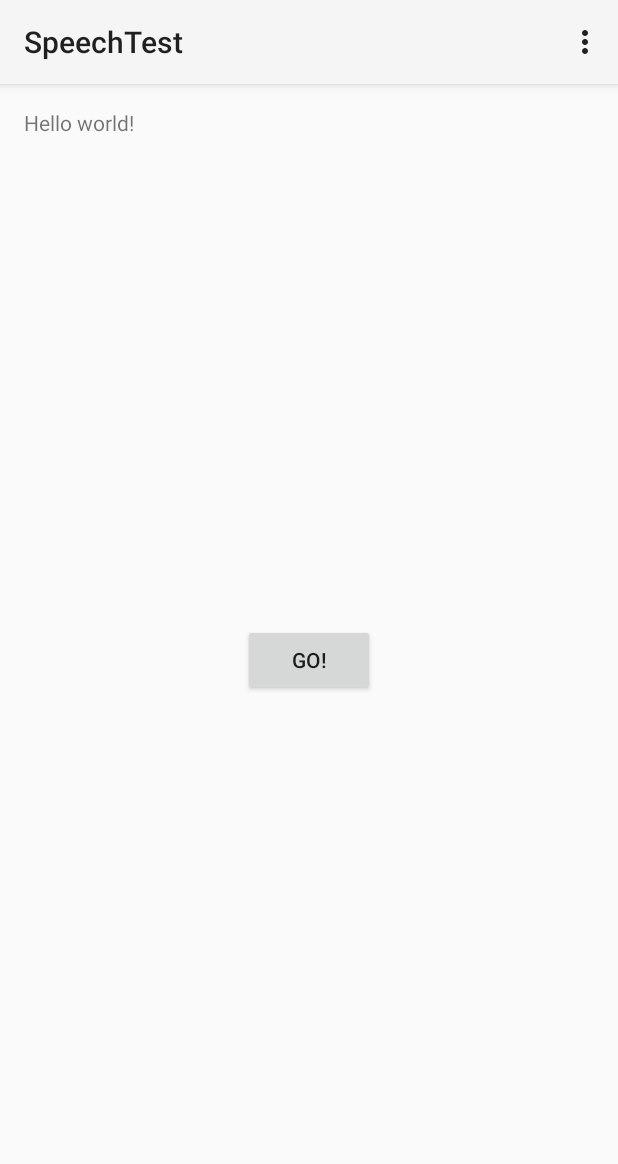
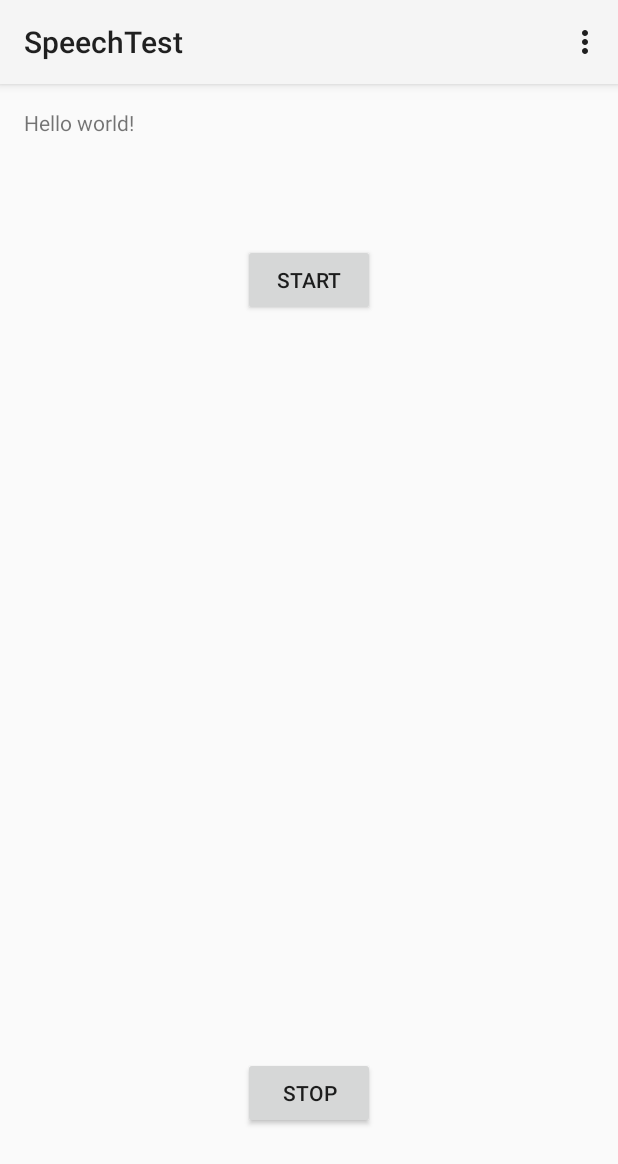
Before and after one commit to chrisoei/speech-test, an Android app: the screen it shows after launch (MainActivity), on a phone screen of 412 x 824 dp. Shown: the top 1164 px of the screen. Run offline under Robolectric (Android 15) with nearby library versions, the phone set to English and light mode, and no system bars.

Commit message:
Use "Start" and "Stop" buttons instead of just "Go"

```diff
--- a/app/src/main/java/io/oei/speechtest/Brains.java
+++ b/app/src/main/java/io/oei/speechtest/Brains.java
@@ -147,7 +147,11 @@ public class Brains {
         return intent;
     }
 
-    protected static void go() {
+    public static void start() {
         speechRecognizer.startListening(speechRecognizerIntent());
     }
+
+    public static void stop() {
+        speechRecognizer.stopListening();
+    }
 }
--- a/app/src/main/java/io/oei/speechtest/MainActivity.java
+++ b/app/src/main/java/io/oei/speechtest/MainActivity.java
@@ -65,12 +65,16 @@ public class MainActivity extends Activity {
         public View onCreateView(LayoutInflater inflater, ViewGroup container,
                                  Bundle savedInstanceState) {
             View rootView = inflater.inflate(R.layout.fragment_main, container, false);
-            Log.d(log_tag, "findViewById " + rootView.findViewById(R.id.button));
 
-            ((Button) rootView.findViewById(R.id.button)).setOnClickListener(new View.OnClickListener() {
+            ((Button) rootView.findViewById(R.id.start_button)).setOnClickListener(new View.OnClickListener() {
                 public void onClick(View v) {
-                    Brains.go();
+                    Brains.start();
                }
+            });
+            ((Button) rootView.findViewById(R.id.stop_button)).setOnClickListener(new View.OnClickListener() {
+                public void onClick(View v) {
+                    Brains.stop();
+                }
             });
             return rootView;
         }
--- a/app/src/main/res/layout/fragment_main.xml
+++ b/app/src/main/res/layout/fragment_main.xml
@@ -13,10 +13,20 @@
     <Button
         android:layout_width="wrap_content"
         android:layout_height="wrap_content"
-        android:text="Go!"
-        android:id="@+id/button"
-        android:layout_centerVertical="true"
+        android:text="Start"
+        android:id="@+id/start_button"
+        android:clickable="true"
+        android:layout_below="@+id/textView"
         android:layout_centerHorizontal="true"
-        android:clickable="true" />
+        android:layout_marginTop="71dp" />
+
+    <Button
+        android:layout_width="wrap_content"
+        android:layout_height="wrap_content"
+        android:text="Stop"
+        android:id="@+id/stop_button"
+        android:layout_alignParentBottom="true"
+        android:layout_centerHorizontal="true"
+        android:layout_marginBottom="55dp" />
 
 </RelativeLayout>
```
